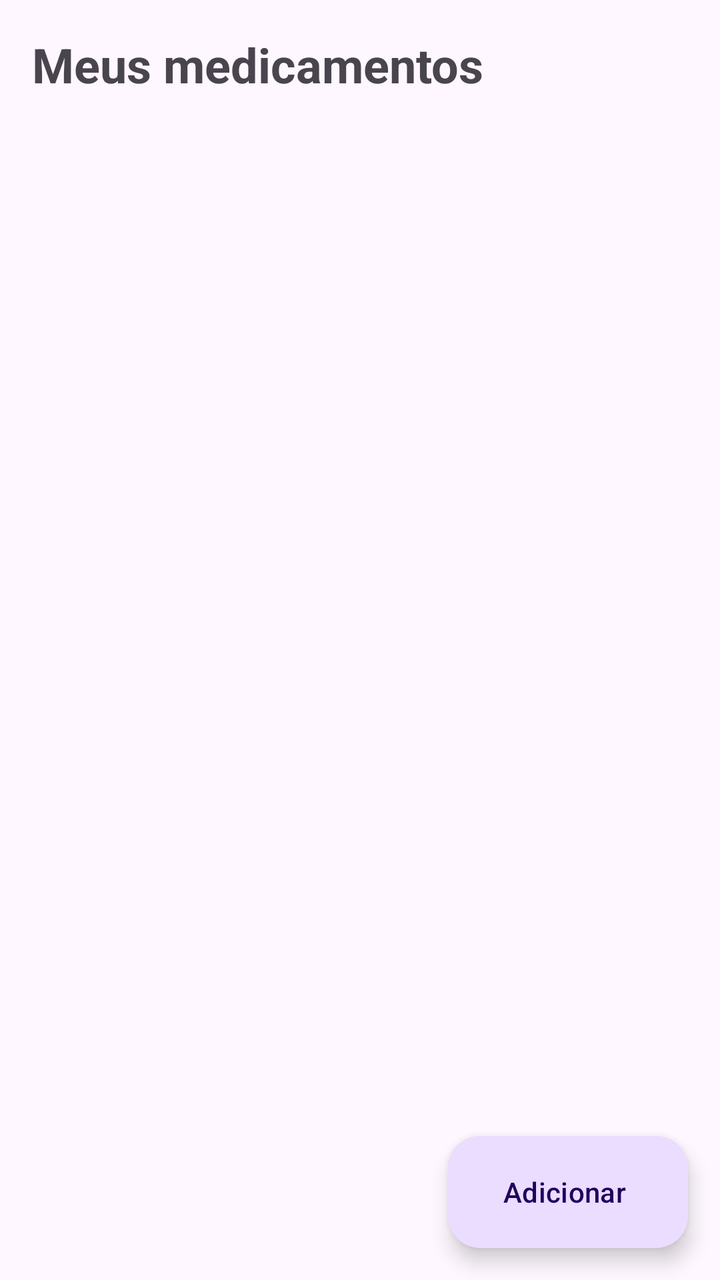
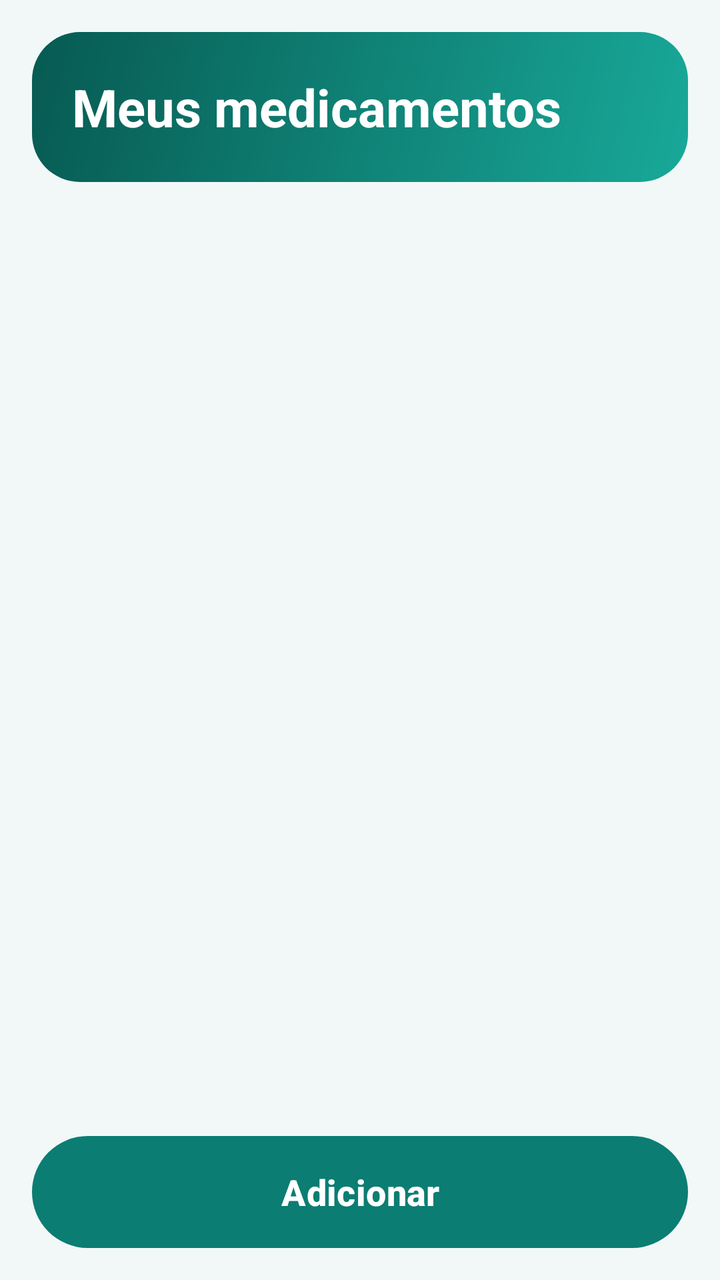

An Android layout rendered at two revisions. The XML below is the earlier revision; the diff shows what the commit changed to produce the second picture.
<!-- AndroidManifest.xml: application theme Theme.RemedioCerto -->
<!-- res/layout/fragment_medicamentos.xml -->
<?xml version="1.0" encoding="utf-8"?>
<FrameLayout xmlns:android="http://schemas.android.com/apk/res/android"
    android:layout_width="match_parent"
    android:layout_height="match_parent">

    <LinearLayout
        android:layout_width="match_parent"
        android:layout_height="match_parent"
        android:orientation="vertical"
        android:padding="@dimen/margem">

        <TextView
            android:id="@+id/tvTitulo"
            android:layout_width="match_parent"
            android:layout_height="wrap_content"
            android:text="@string/medicamentos_titulo"
            android:textSize="@dimen/texto_titulo"
            android:textStyle="bold" />

        <androidx.recyclerview.widget.RecyclerView
            android:id="@+id/rvMedicamentos"
            android:layout_width="match_parent"
            android:layout_height="0dp"
            android:layout_marginTop="@dimen/margem"
            android:layout_weight="1"
            android:clipToPadding="false"
            android:paddingBottom="88dp" />
    </LinearLayout>

    <com.google.android.material.floatingactionbutton.ExtendedFloatingActionButton
        android:id="@+id/fabAdicionar"
        android:layout_width="wrap_content"
        android:layout_height="wrap_content"
        android:layout_gravity="bottom|end"
        android:layout_margin="@dimen/margem"
        android:text="@string/medicamentos_adicionar" />
</FrameLayout>
<!-- resources referenced by this layout -->
<resources>
  <dimen name="texto_titulo">24sp</dimen>
  <style name="Theme.RemedioCerto" parent="Theme.Material3.DayNight.NoActionBar" />
  <!-- unchanged entries left out for length: 3 -->
</resources>

<!-- the commit's change to res/layout/fragment_medicamentos.xml (unified diff, before → after) -->
@@ -1,37 +1,42 @@
 <?xml version="1.0" encoding="utf-8"?>
-<FrameLayout xmlns:android="http://schemas.android.com/apk/res/android"
+<LinearLayout xmlns:android="http://schemas.android.com/apk/res/android"
     android:layout_width="match_parent"
-    android:layout_height="match_parent">
+    android:layout_height="match_parent"
+    android:orientation="vertical"
+    android:padding="@dimen/margem">
 
-    <LinearLayout
+    <TextView
+        android:id="@+id/tvTitulo"
+        style="@style/Estilo.Titulo"
         android:layout_width="match_parent"
-        android:layout_height="match_parent"
-        android:orientation="vertical"
-        android:padding="@dimen/margem">
+        android:layout_height="wrap_content"
+        android:text="@string/medicamentos_titulo" />
 
-        <TextView
-            android:id="@+id/tvTitulo"
-            android:layout_width="match_parent"
-            android:layout_height="wrap_content"
-            android:text="@string/medicamentos_titulo"
-            android:textSize="@dimen/texto_titulo"
-            android:textStyle="bold" />
+    <androidx.recyclerview.widget.RecyclerView
+        android:id="@+id/rvMedicamentos"
+        android:layout_width="match_parent"
+        android:layout_height="0dp"
+        android:layout_marginTop="@dimen/margem"
+        android:layout_weight="1"
+        android:clipToPadding="false"
+        android:paddingBottom="8dp" />
 
-        <androidx.recyclerview.widget.RecyclerView
-            android:id="@+id/rvMedicamentos"
-            android:layout_width="match_parent"
-            android:layout_height="0dp"
-            android:layout_marginTop="@dimen/margem"
-            android:layout_weight="1"
-            android:clipToPadding="false"
-            android:paddingBottom="88dp" />
-    </LinearLayout>
+    <TextView
+        android:id="@+id/tvVazio"
+        android:layout_width="match_parent"
+        android:layout_height="wrap_content"
+        android:gravity="center"
+        android:padding="@dimen/margem"
+        android:text="@string/medicamentos_vazio"
+        android:textColor="@color/rc_texto_suave"
+        android:textSize="@dimen/texto_corpo"
+        android:visibility="gone" />
 
-    <com.google.android.material.floatingactionbutton.ExtendedFloatingActionButton
+    
+    <com.google.android.material.button.MaterialButton
         android:id="@+id/fabAdicionar"
-        android:layout_width="wrap_content"
-        android:layout_height="wrap_content"
-        android:layout_gravity="bottom|end"
-        android:layout_margin="@dimen/margem"
+        android:layout_width="match_parent"
+        android:layout_height="@dimen/altura_botao"
+        android:layout_marginTop="@dimen/margem"
         android:text="@string/medicamentos_adicionar" />
-</FrameLayout>
+</LinearLayout>
<!-- resource entries referenced after the edit -->
@@ -1,7 +1,121 @@
 <!-- resources referenced by this layout -->
 <resources>
-  <dimen name="texto_titulo">24sp</dimen>
-  <style name="Theme.RemedioCerto" parent="Theme.Material3.DayNight.NoActionBar" />
+  <color name="rc_texto_suave">#4D6B68</color>
+  <dimen name="altura_botao">56dp</dimen>
+  <dimen name="texto_corpo">18sp</dimen>
+  <string name="medicamentos_vazio">Nenhum medicamento cadastrado. Toque em Adicionar.</string>
+  <style name="Estilo.Titulo" parent="">
+          <item name="android:background">@drawable/bg_cabecalho</item>
+          <item name="android:textColor">@color/white</item>
+          <item name="android:textSize">26sp</item>
+          <item name="android:textStyle">bold</item>
+          <item name="android:padding">20dp</item>
+      </style>
+  <style name="Theme.RemedioCerto" parent="Theme.Material3.Light.NoActionBar">
+          
+          <item name="colorPrimary">@color/rc_primaria</item>
+          <item name="colorOnPrimary">@color/white</item>
+          <item name="colorPrimaryContainer">@color/rc_primaria_clara</item>
+          <item name="colorOnPrimaryContainer">@color/rc_primaria_escura</item>
+          <item name="colorSecondary">@color/rc_coral</item>
+          <item name="colorOnSecondary">@color/white</item>
+          <item name="colorSecondaryContainer">@color/rc_primaria_clara</item>
+          <item name="colorOnSecondaryContainer">@color/rc_primaria_escura</item>
+          <item name="colorTertiary">@color/rc_amarelo</item>
+  
+          
+          <item name="android:colorBackground">@color/rc_fundo</item>
+          <item name="android:windowBackground">@color/rc_fundo</item>
+          <item name="colorSurface">@color/rc_fundo</item>
+          <item name="colorSurfaceContainerLowest">@color/rc_superficie</item>
+          <item name="colorSurfaceContainerLow">@color/rc_superficie</item>
+          <item name="colorSurfaceContainer">@color/rc_superficie</item>
+          <item name="colorSurfaceContainerHigh">@color/rc_superficie</item>
+          <item name="colorSurfaceContainerHighest">@color/rc_superficie_alta</item>
+          <item name="colorOnSurface">@color/rc_texto</item>
+          <item name="colorOnSurfaceVariant">@color/rc_texto_suave</item>
+          <item name="colorOutline">#6F8F8B</item>
+          <item name="colorOutlineVariant">@color/rc_contorno</item>
+  
+          
+          <item name="shapeAppearanceSmallComponent">@style/Forma.Pequena</item>
+          <item name="shapeAppearanceMediumComponent">@style/Forma.Media</item>
+          <item name="shapeAppearanceLargeComponent">@style/Forma.Grande</item>
+  
+          
+          <item name="materialCardViewStyle">@style/Widget.RemedioCerto.Card</item>
+          <item name="materialButtonStyle">@style/Widget.RemedioCerto.Button</item>
+          <item name="materialButtonOutlinedStyle">@style/Widget.RemedioCerto.Button.Outlined</item>
+          <item name="bottomNavigationStyle">@style/Widget.RemedioCerto.BottomNav</item>
+      </style>
+  <!-- drawable bg_cabecalho (drawable) -->
+  <?xml version="1.0" encoding="utf-8"?>
+  <shape xmlns:android="http://schemas.android.com/apk/res/android"
+      android:shape="rectangle">
+      <gradient
+          android:angle="315"
+          android:endColor="@color/rc_gradiente_fim"
+          android:startColor="@color/rc_primaria_escura" />
+      <corners android:radius="24dp" />
+  </shape>
+  <color name="white">#FFFFFFFF</color>
+  <color name="rc_primaria">#0B7D72</color>
+  <color name="rc_primaria_clara">#D4F1EC</color>
+  <color name="rc_primaria_escura">#075A52</color>
+  <color name="rc_coral">#E8553A</color>
+  <color name="rc_amarelo">#FFC93C</color>
+  <color name="rc_fundo">#F1F8F7</color>
+  <color name="rc_superficie">#FFFFFF</color>
+  <color name="rc_superficie_alta">#E3F0EE</color>
+  <color name="rc_texto">#12312F</color>
+  <color name="rc_contorno">#C9E2DE</color>
+  <style name="Forma.Pequena" parent="ShapeAppearance.Material3.SmallComponent">
+          <item name="cornerFamily">rounded</item>
+          <item name="cornerSize">14dp</item>
+      </style>
+  <style name="Forma.Media" parent="ShapeAppearance.Material3.MediumComponent">
+          <item name="cornerFamily">rounded</item>
+          <item name="cornerSize">22dp</item>
+      </style>
+  <style name="Forma.Grande" parent="ShapeAppearance.Material3.LargeComponent">
+          <item name="cornerFamily">rounded</item>
+          <item name="cornerSize">28dp</item>
+      </style>
+  <style name="Widget.RemedioCerto.Card" parent="Widget.Material3.CardView.Elevated">
+          <item name="cardBackgroundColor">@color/rc_superficie</item>
+          <item name="cardElevation">4dp</item>
+          <item name="cardCornerRadius">22dp</item>
+      </style>
+  <style name="Widget.RemedioCerto.Button" parent="Widget.Material3.Button">
+          <item name="android:textSize">18sp</item>
+          <item name="android:textStyle">bold</item>
+          <item name="android:textAllCaps">false</item>
+          <item name="android:insetTop">0dp</item>
+          <item name="android:insetBottom">0dp</item>
+          <item name="cornerRadius">28dp</item>
+      </style>
+  <style name="Widget.RemedioCerto.Button.Outlined" parent="Widget.Material3.Button.OutlinedButton">
+          <item name="android:textSize">18sp</item>
+          <item name="android:textStyle">bold</item>
+          <item name="android:textAllCaps">false</item>
+          <item name="android:insetTop">0dp</item>
+          <item name="android:insetBottom">0dp</item>
+          <item name="android:textColor">@color/rc_primaria_escura</item>
+          <item name="cornerRadius">28dp</item>
+          <item name="strokeColor">@color/rc_primaria</item>
+          <item name="strokeWidth">2dp</item>
+      </style>
+  <style name="Widget.RemedioCerto.BottomNav" parent="Widget.Material3.BottomNavigationView">
+          <item name="elevation">12dp</item>
+          <item name="labelVisibilityMode">labeled</item>
+          <item name="itemTextAppearanceActive">@style/Texto.Aba</item>
+          <item name="itemTextAppearanceInactive">@style/Texto.Aba</item>
+      </style>
+  <color name="rc_gradiente_fim">#18A999</color>
+  <style name="Texto.Aba" parent="TextAppearance.Material3.LabelMedium">
+          <item name="android:textSize">13sp</item>
+          <item name="android:textStyle">bold</item>
+      </style>
   <!-- unchanged entries left out for length: 3 -->
 </resources>
 
